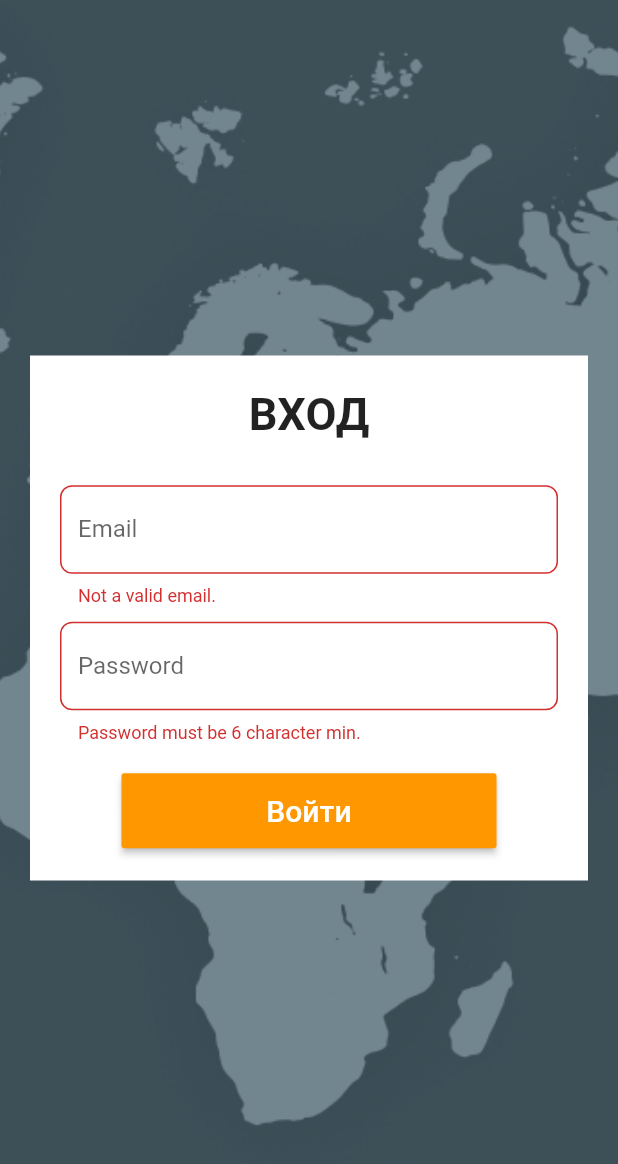
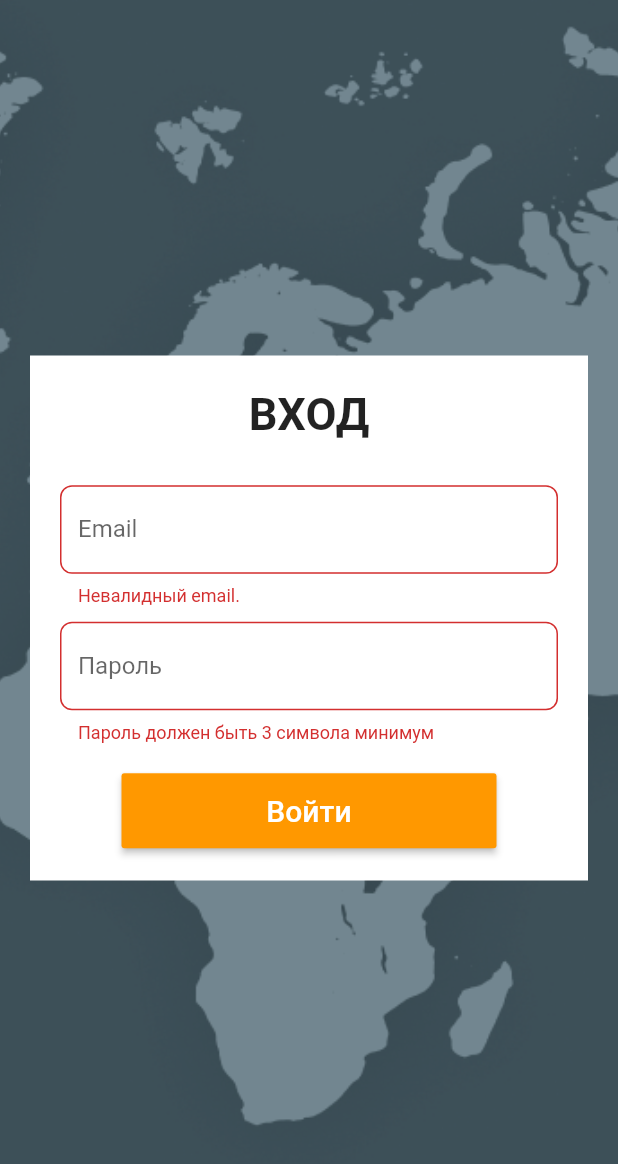
Before and after one commit to kindcarrier/KindCarrierMobileFlutter, a Flutter app: the LogInScreen screen opened directly, after a tap on "Войти", on a phone screen of 412 x 824 dp. Shown: the top 1164 px of the screen. Run offline on Flutter 3.47's test engine with Material 2 defaults, Android fonts, the phone set to English and light mode, and no system bars.

```diff
--- /dev/null
+++ b/lib/models/user.dart
@@ -0,0 +1,27 @@
+class Avatar {
+  final String url;
+
+  Avatar({this.url});
+}
+
+class User {
+  final int id;
+  final String email;
+  final String firstName;
+  final String lastName;
+  final String token;
+  final Avatar avatar;
+
+  User({this.id, this.email, this.firstName, this.lastName, this.token, this.avatar});
+
+  factory User.fromJson(Map<String, dynamic> json) {
+    return User(
+      id: json['id'],
+      email: json['email'],
+      firstName: json['first_name'],
+      lastName: json['last_name'],
+      token: json['token'],
+      avatar: Avatar(url: json['avatar']['url'])
+    );
+  }
+}
--- a/lib/screens/login.dart
+++ b/lib/screens/login.dart
@@ -4,6 +4,7 @@ import 'package:kind_carrier/components/auth/text_input.dart';
 import 'package:kind_carrier/components/auth/title.dart' as AuthTitle;
 import 'package:kind_carrier/api/auth.dart' as auth;
 import 'dart:convert';
+import 'package:kind_carrier/models/user.dart';
 
 class LogInScreen extends StatefulWidget {
   LogInScreen({Key key}) : super(key: key);
@@ -32,12 +33,13 @@ class _LogInScreenState extends State<LogInScreen> {
         var response = await auth.logIn(email: _email, password: _password);
         if (response.statusCode == 200) {
           // If server returns an OK response, parse the JSON.
-          // return Post.fromJson(json.decode(response.body));
+          var user = User.fromJson(json.decode(response.body));
+          print(user.avatar.url);
         } else {
           var decoded = json.decode(response.body);
           throw Exception(decoded['message']);
         }
-        print(response.body.toString());
+        // print(response.body.toString());
       } catch (e) {
         showDialog(
             context: context,
@@ -81,7 +83,7 @@ class _LogInScreenState extends State<LogInScreen> {
                   TextInput(
                     validator: _emailValidator,
                     onSaved: (val) => _email = val,
-                    hintText: 'Enter your email',
+                    hintText: 'Email',
                     labelText: 'Email',
                     keyboardType: TextInputType.emailAddress,
                   ),
@@ -89,8 +91,8 @@ class _LogInScreenState extends State<LogInScreen> {
                   TextInput(
                     validator: _passwordValidator,
                     onSaved: (val) => _password = val,
-                    hintText: 'Enter your password',
-                    labelText: 'Password',
+                    hintText: 'Пароль',
+                    labelText: 'Пароль',
                     obscureText: true,
                   ),
                   SizedBox(height: 20),
@@ -109,10 +111,10 @@ class _LogInScreenState extends State<LogInScreen> {
   }
 
   String _passwordValidator(value) {
-    return value.length < 6 ? 'Password must be 6 character min.' : null;
+    return value.length < 3 ? 'Пароль должен быть 3 символа минимум' : null;
   }
 
   String _emailValidator(value) {
-    return !value.contains('@') ? 'Not a valid email.' : null;
+    return !value.contains('@') ? 'Невалидный email.' : null;
   }
 }
```
